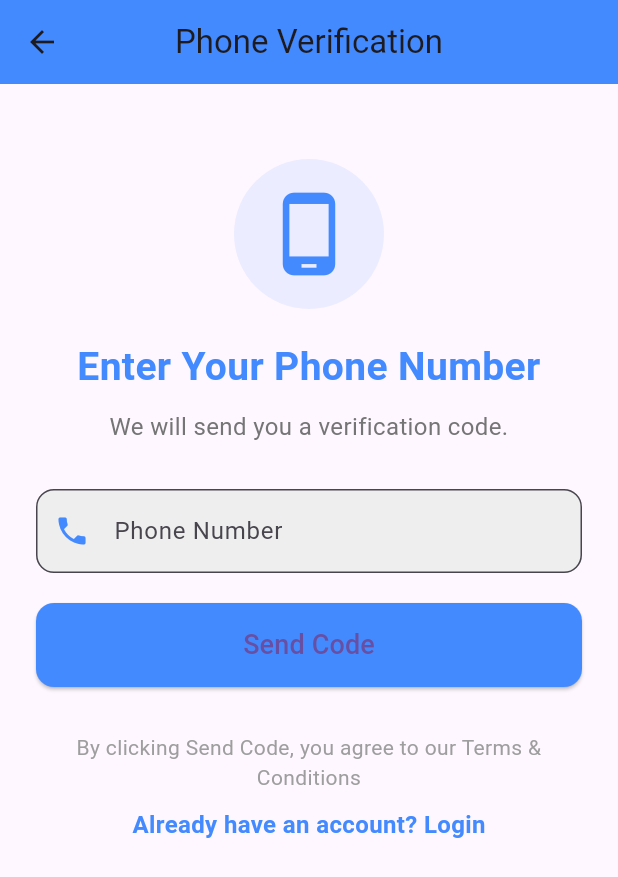
After one commit to Ahad-Khan9076/tech_hunt, a Flutter app: the PhoneInputScreen screen opened by its route, on a phone screen of 412 x 824 dp. The commit adds this screen. Shown: the top 877 px of the screen. Run offline on Flutter 3.47's test engine with Material 3 defaults, Android fonts, the phone set to English and light mode, and no system bars; our stand-ins replace cloud_firestore, firebase_auth, firebase_core, get; accounts and stored records are empty.

Commit message:
Added OTP
Added OTP logic as it is paid service now to send SMS so you will have to first Buy the plan for it

```diff
--- a/lib/main.dart
+++ b/lib/main.dart
@@ -8,11 +8,13 @@ import 'screens/forgot_password_screen.dart';
 import 'screens/buyer_screen.dart';
 import 'screens/seller_screen.dart';
 import 'screens/admin_screen.dart';
+import 'screens/phone_input_screen.dart';
+import 'screens/verification_screen.dart';
 import 'routes/app_route.dart';
 
 void main() async {
   WidgetsFlutterBinding.ensureInitialized();
-  await Firebase.initializeApp(); // Initialize Firebase
+  await Firebase.initializeApp();
   runApp(MyApp());
 }
 
@@ -30,6 +32,8 @@ class MyApp extends StatelessWidget {
         GetPage(name: AppRoutes.buyerScreen, page: () => BuyerScreen()),
         GetPage(name: AppRoutes.sellerScreen, page: () => SellerScreen()),
         GetPage(name: AppRoutes.adminScreen, page: () => AdminScreen()),
+        GetPage(name: AppRoutes.phoneInputScreen, page: () => PhoneInputScreen()),
+        GetPage(name: AppRoutes.verificationScreen, page: () => VerificationScreen()),
       ],
     );
   }
--- a/lib/routes/app_route.dart
+++ b/lib/routes/app_route.dart
@@ -2,8 +2,10 @@ class AppRoutes {
   static const String splashScreen = '/';
   static const String loginScreen = '/login';
   static const String signupScreen = '/signup';
-  static const String forgotPasswordScreen = '/forgot-password';
-  static const String buyerScreen = '/buyer'; // Define the route for Buyer Screen
-  static const String sellerScreen = '/seller'; // Define the route for Seller Screen
-  static const String adminScreen = '/admin'; // Define the route for Admin Screen
+  static const String forgotPasswordScreen = '/forgotPassword';
+  static const String buyerScreen = '/buyer';
+  static const String sellerScreen = '/seller';
+  static const String adminScreen = '/admin';
+  static const String phoneInputScreen = '/phoneInput';
+  static const String verificationScreen = '/verification';
 }
--- /dev/null
+++ b/lib/screens/phone_input_screen.dart
@@ -0,0 +1,135 @@
+import 'package:flutter/material.dart';
+import 'package:get/get.dart';
+import '../controllers/phone_controllers.dart';
+
+class PhoneInputScreen extends StatelessWidget {
+  final PhoneController _phoneController = Get.put(PhoneController());
+
+  @override
+  Widget build(BuildContext context) {
+    return Scaffold(
+      appBar: AppBar(
+        title: Text("Phone Verification"),
+        centerTitle: true,
+        elevation: 0,
+        backgroundColor: Colors.blueAccent,
+      ),
+      body: Padding(
+        padding: const EdgeInsets.symmetric(horizontal: 24.0),
+        child: SingleChildScrollView(
+          child: Column(
+            mainAxisAlignment: MainAxisAlignment.center,
+            children: [
+              SizedBox(height: 50),
+              // Icon instead of Image
+              Container(
+                height: 100,
+                width: 100,
+                decoration: BoxDecoration(
+                  color: Colors.blueAccent.withOpacity(0.1),
+                  shape: BoxShape.circle,
+                ),
+                child: Center(
+                  child: Icon(
+                    Icons.phone_android, // Use a phone icon
+                    size: 60,
+                    color: Colors.blueAccent,
+                  ),
+                ),
+              ),
+              SizedBox(height: 20),
+              // Title Text
+              Text(
+                "Enter Your Phone Number",
+                style: TextStyle(
+                  fontSize: 26,
+                  fontWeight: FontWeight.bold,
+                  color: Colors.blueAccent,
+                ),
+                textAlign: TextAlign.center,
+              ),
+              SizedBox(height: 10),
+              // Subtitle
+              Text(
+                "We will send you a verification code.",
+                style: TextStyle(
+                  fontSize: 16,
+                  color: Colors.grey[600],
+                ),
+                textAlign: TextAlign.center,
+              ),
+              SizedBox(height: 30),
+              // Phone Number Input Field
+              TextField(
+                onChanged: (value) {
+                  _phoneController.phoneNumber.value = "+92" + value.trim(); // Example: "+923001234567"
+                },
+                keyboardType: TextInputType.phone,
+                decoration: InputDecoration(
+                  labelText: "Phone Number",
+                  hintText: "e.g. 3001234567",
+                  border: OutlineInputBorder(
+                    borderRadius: BorderRadius.circular(12),
+                    borderSide: BorderSide(color: Colors.blueAccent),
+                  ),
+                  filled: true,
+                  fillColor: Colors.grey[200],
+                  prefixIcon: Icon(Icons.phone, color: Colors.blueAccent),
+                ),
+              ),
+              SizedBox(height: 20),
+              // Send Code Button
+              Obx(() {
+                return Container(
+                  width: double.infinity,
+                  child: ElevatedButton(
+                    style: ElevatedButton.styleFrom(
+                      backgroundColor: Colors.blueAccent, // Button color
+                      padding: EdgeInsets.symmetric(vertical: 15),
+                      shape: RoundedRectangleBorder(
+                        borderRadius: BorderRadius.circular(12),
+                      ),
+                    ),
+                    onPressed: _phoneController.isLoading.value ? null : _phoneController.sendOtp,
+                    child: _phoneController.isLoading.value
+                        ? Row(
+                      mainAxisAlignment: MainAxisAlignment.center,
+                      children: [
+                        CircularProgressIndicator(
+                          valueColor: AlwaysStoppedAnimation<Color>(Colors.white),
+                        ),
+                        SizedBox(width: 10),
+                        Text("Sending...", style: TextStyle(color: Colors.white)),
+                      ],
+                    )
+                        : Text("Send Code", style: TextStyle(fontSize: 18)),
+                  ),
+                );
+              }),
+              SizedBox(height: 30),
+              // Additional Text
+              Text(
+                "By clicking Send Code, you agree to our Terms & Conditions",
+                textAlign: TextAlign.center,
+                style: TextStyle(color: Colors.grey[500], fontSize: 14),
+              ),
+              SizedBox(height: 10),
+              // Have an account? Login
+              GestureDetector(
+                onTap: () {
+                  // Navigate to Login Screen
+                  Get.toNamed('/login'); // Update with your login route
+                },
+                child: Text(
+                  "Already have an account? Login",
+                  style: TextStyle(color: Colors.blueAccent, fontSize: 16, fontWeight: FontWeight.bold),
+                ),
+              ),
+              SizedBox(height: 20),
+            ],
+          ),
+        ),
+      ),
+    );
+  }
+}
```
Also changed, not shown: lib/controllers/phone_controllers.dart (added, +122 -0 lines), lib/screens/forgot_password_screen.dart (+18 -17 lines), lib/screens/login_screen.dart (+21 -22 lines), lib/screens/verification_screen.dart (added, +50 -0 lines), 1 other file.
